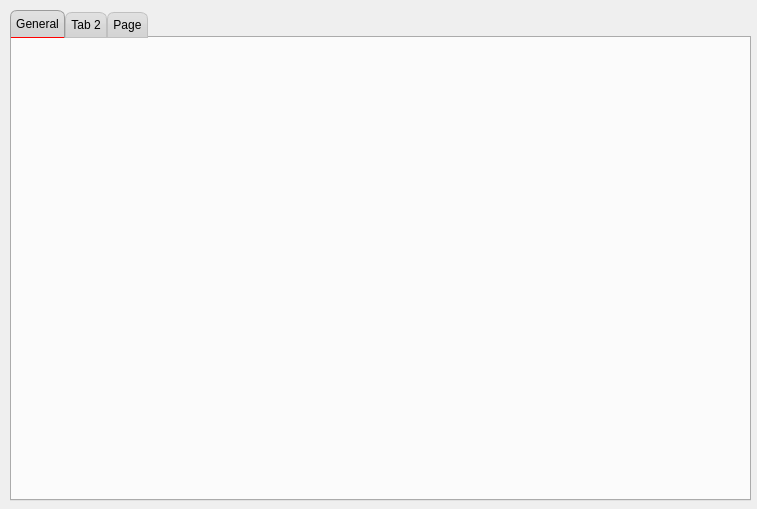
Innovators-Team10/TrollEdit, file ui/setting.ui: the form before one commit.
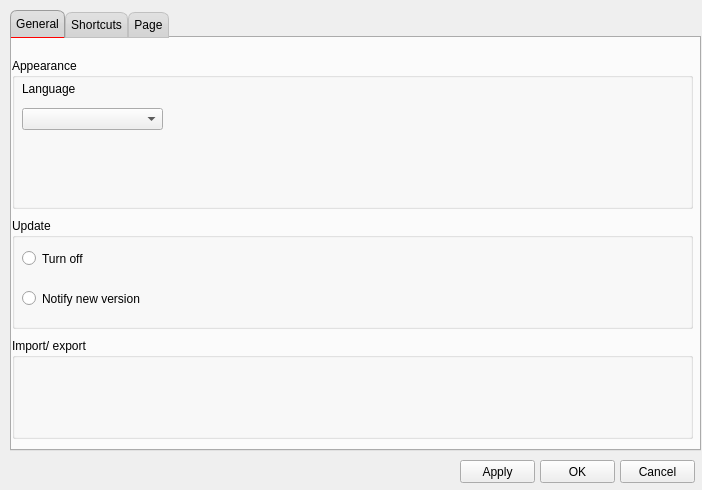
The form after the commit. Icons and pictures are not drawn.

Commit message: [!] delete output panels from menubar

The edit to the form file:
```diff
--- a/ui/setting.ui
+++ b/ui/setting.ui
@@ -6,8 +6,8 @@
    <rect>
     <x>0</x>
     <y>0</y>
-    <width>757</width>
-    <height>509</height>
+    <width>702</width>
+    <height>490</height>
    </rect>
   </property>
   <property name="windowTitle">
@@ -22,8 +22,8 @@
     <rect>
      <x>10</x>
      <y>10</y>
-     <width>741</width>
-     <height>491</height>
+     <width>691</width>
+     <height>441</height>
     </rect>
    </property>
    <property name="styleSheet">
@@ -62,10 +62,101 @@
     <attribute name="title">
      <string>General</string>
     </attribute>
+    <widget class="QGroupBox" name="groupBox_2">
+     <property name="geometry">
+      <rect>
+       <x>0</x>
+       <y>20</y>
+       <width>681</width>
+       <height>151</height>
+      </rect>
+     </property>
+     <property name="title">
+      <string>Appearance </string>
+     </property>
+     <widget class="QLabel" name="label_2">
+      <property name="geometry">
+       <rect>
+        <x>10</x>
+        <y>20</y>
+        <width>71</width>
+        <height>21</height>
+       </rect>
+      </property>
+      <property name="text">
+       <string>Language </string>
+      </property>
+     </widget>
+     <widget class="QComboBox" name="comboBox_2">
+      <property name="geometry">
+       <rect>
+        <x>10</x>
+        <y>50</y>
+        <width>141</width>
+        <height>22</height>
+       </rect>
+      </property>
+     </widget>
+     <zorder>comboBox_2</zorder>
+     <zorder>label_2</zorder>
+     <zorder>comboBox_2</zorder>
+    </widget>
+    <widget class="QGroupBox" name="groupBox_3">
+     <property name="geometry">
+      <rect>
+       <x>0</x>
+       <y>300</y>
+       <width>681</width>
+       <height>101</height>
+      </rect>
+     </property>
+     <property name="title">
+      <string>Import/ export </string>
+     </property>
+    </widget>
+    <widget class="QGroupBox" name="groupBox">
+     <property name="geometry">
+      <rect>
+       <x>0</x>
+       <y>180</y>
+       <width>681</width>
+       <height>111</height>
+      </rect>
+     </property>
+     <property name="title">
+      <string>Update </string>
+     </property>
+     <widget class="QRadioButton" name="radioButton">
+      <property name="geometry">
+       <rect>
+        <x>10</x>
+        <y>30</y>
+        <width>111</width>
+        <height>21</height>
+       </rect>
+      </property>
+      <property name="text">
+       <string>Turn off</string>
+      </property>
+     </widget>
+     <widget class="QRadioButton" name="radioButton_2">
+      <property name="geometry">
+       <rect>
+        <x>10</x>
+        <y>70</y>
+        <width>141</width>
+        <height>21</height>
+       </rect>
+      </property>
+      <property name="text">
+       <string>Notify new version</string>
+      </property>
+     </widget>
+    </widget>
    </widget>
    <widget class="QWidget" name="tab_2">
     <attribute name="title">
-     <string>Tab 2</string>
+     <string>Shortcuts</string>
     </attribute>
    </widget>
    <widget class="QWidget" name="tab_3">
@@ -74,6 +165,45 @@
     </attribute>
    </widget>
   </widget>
+  <widget class="QPushButton" name="pushButton_4">
+   <property name="geometry">
+    <rect>
+     <x>620</x>
+     <y>460</y>
+     <width>75</width>
+     <height>23</height>
+    </rect>
+   </property>
+   <property name="text">
+    <string>Cancel</string>
+   </property>
+  </widget>
+  <widget class="QPushButton" name="pushButton_3">
+   <property name="geometry">
+    <rect>
+     <x>540</x>
+     <y>460</y>
+     <width>75</width>
+     <height>23</height>
+    </rect>
+   </property>
+   <property name="text">
+    <string>OK</string>
+   </property>
+  </widget>
+  <widget class="QPushButton" name="pushButton_2">
+   <property name="geometry">
+    <rect>
+     <x>460</x>
+     <y>460</y>
+     <width>75</width>
+     <height>23</height>
+    </rect>
+   </property>
+   <property name="text">
+    <string>Apply</string>
+   </property>
+  </widget>
  </widget>
  <resources>
   <include location="../res/resources.qrc"/>
```
Left out of the diff: 54 changed lines with no effect on the pictures. The commit also changes 4 other files.
